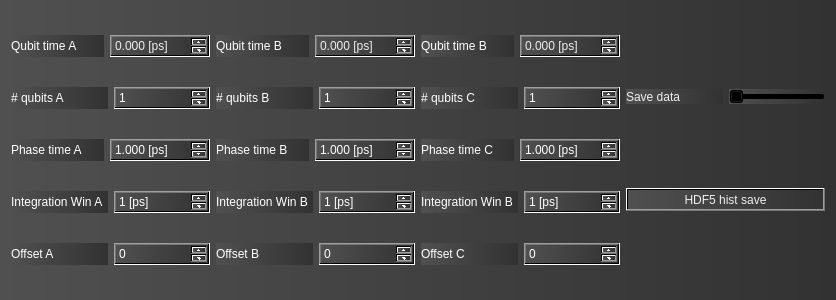
Qt form source/qkd_param.ui (FermilabQuantumNetwork/QKD_GUI) before a commit.
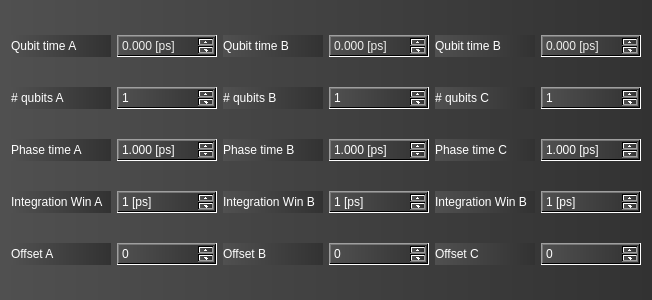
The same form after that commit.

Commit message: remove old save ui elements from params

Diff of the .ui file:
```diff
--- a/source/qkd_param.ui
+++ b/source/qkd_param.ui
@@ -6,7 +6,7 @@
    <rect>
     <x>0</x>
     <y>0</y>
-    <width>836</width>
+    <width>652</width>
     <height>300</height>
    </rect>
   </property>
@@ -470,56 +470,6 @@
      </item>
     </layout>
    </item>
-   <item>
-    <layout class="QVBoxLayout" name="verticalLayout_4">
-     <item>
-      <layout class="QHBoxLayout" name="horizontalLayout_20">
-       <item>
-        <widget class="QLabel" name="label_19">
-         <property name="styleSheet">
-          <string notr="true">color: rgb(238, 238, 236);</string>
-         </property>
-         <property name="text">
-          <string>Save data</string>
-         </property>
-        </widget>
-       </item>
-       <item>
-        <widget class="QSlider" name="QKD_DB">
-         <property name="sizePolicy">
-          <sizepolicy hsizetype="Preferred" vsizetype="Fixed">
-           <horstretch>0</horstretch>
-           <verstretch>0</verstretch>
-          </sizepolicy>
-         </property>
-         <property name="minimumSize">
-          <size>
-           <width>76</width>
-           <height>0</height>
-          </size>
-         </property>
-         <property name="maximum">
-          <number>1</number>
-         </property>
-         <property name="orientation">
-          <enum>Qt::Horizontal</enum>
-         </property>
-        </widget>
-       </item>
-      </layout>
-     </item>
-     <item>
-      <widget class="QPushButton" name="hdf5">
-       <property name="styleSheet">
-        <string notr="true">color: rgb(238, 238, 236);</string>
-       </property>
-       <property name="text">
-        <string>HDF5 hist save</string>
-       </property>
-      </widget>
-     </item>
-    </layout>
-   </item>
   </layout>
  </widget>
  <resources/>
```
The commit also changes 1 other file.
